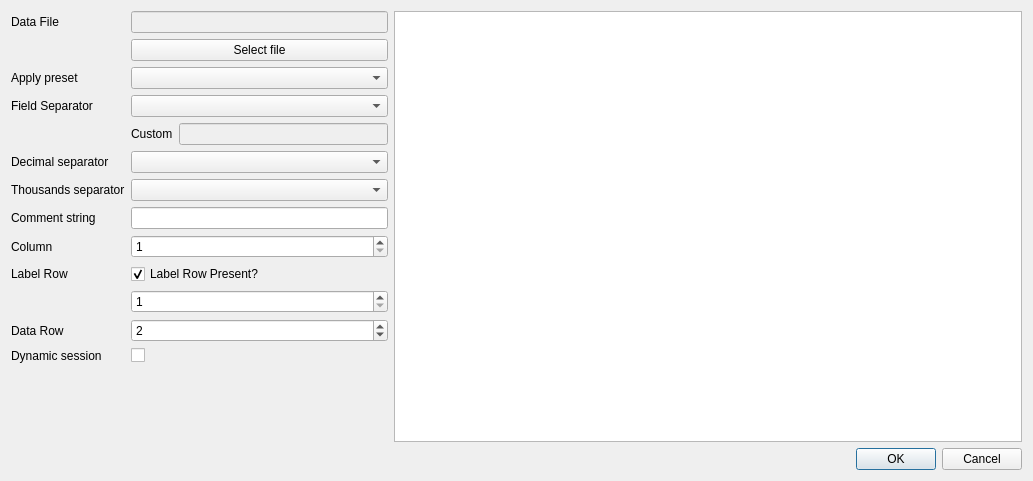
Old version of the form src/dialogs/loadfiledialog.ui in the repository jgeudens/GraphViewer.
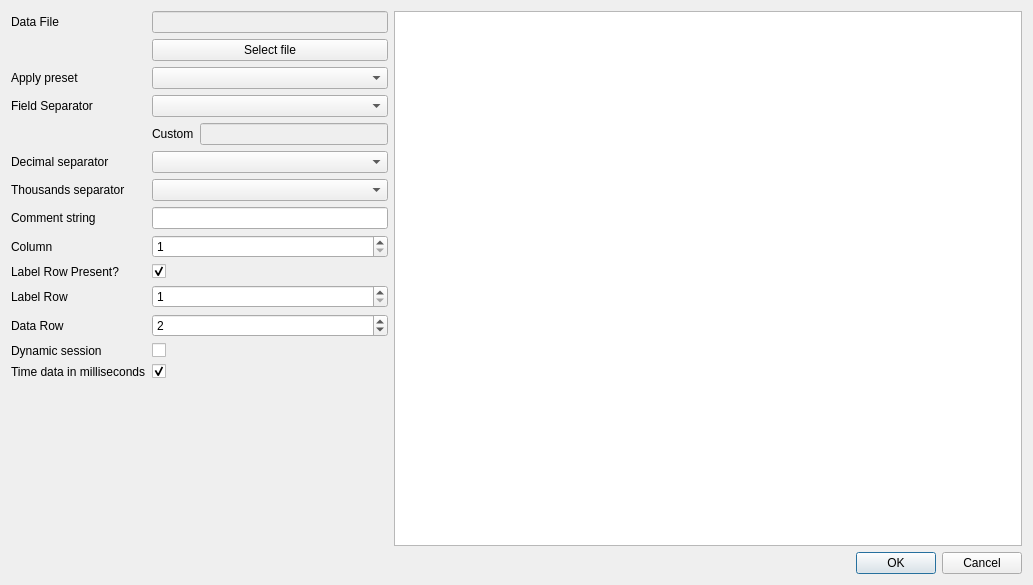
New version of the form.

Commit message: Support time data in seconds;

Diff of the .ui file:
```diff
--- a/src/dialogs/loadfiledialog.ui
+++ b/src/dialogs/loadfiledialog.ui
@@ -7,7 +7,7 @@
     <x>0</x>
     <y>0</y>
     <width>1033</width>
-    <height>481</height>
+    <height>585</height>
    </rect>
   </property>
   <property name="windowTitle">
@@ -140,24 +140,17 @@
          </property>
         </widget>
        </item>
-       <item row="11" column="0">
-        <widget class="QLabel" name="label_4">
-         <property name="text">
-          <string>Label Row</string>
-         </property>
-        </widget>
-       </item>
        <item row="11" column="1">
         <widget class="QCheckBox" name="checkLabelRow">
          <property name="text">
-          <string>Label Row Present?</string>
+          <string/>
          </property>
          <property name="checked">
           <bool>true</bool>
          </property>
         </widget>
        </item>
-       <item row="12" column="1">
+       <item row="13" column="1">
         <widget class="QSpinBox" name="spinLabelRow">
          <property name="minimum">
           <number>1</number>
@@ -170,14 +163,14 @@
          </property>
         </widget>
        </item>
-       <item row="13" column="0">
+       <item row="15" column="0">
         <widget class="QLabel" name="label_2">
          <property name="text">
           <string>Data Row</string>
          </property>
         </widget>
        </item>
-       <item row="13" column="1">
+       <item row="15" column="1">
         <widget class="QSpinBox" name="spinDataRow">
          <property name="minimum">
           <number>1</number>
@@ -190,7 +183,7 @@
          </property>
         </widget>
        </item>
-       <item row="14" column="0">
+       <item row="16" column="0">
         <widget class="QLabel" name="label_10">
          <property name="toolTip">
           <string>Enables auto reload</string>
@@ -200,7 +193,7 @@
          </property>
         </widget>
        </item>
-       <item row="14" column="1">
+       <item row="16" column="1">
         <widget class="QCheckBox" name="checkDynamicSession">
          <property name="layoutDirection">
           <enum>Qt::LeftToRight</enum>
@@ -210,6 +203,37 @@
          </property>
         </widget>
        </item>
+       <item row="13" column="0">
+        <widget class="QLabel" name="label_4">
+         <property name="text">
+          <string>Label Row</string>
+         </property>
+        </widget>
+       </item>
+       <item row="17" column="1">
+        <widget class="QCheckBox" name="checkTimeInMilliSeconds">
+         <property name="text">
+          <string/>
+         </property>
+         <property name="checked">
+          <bool>true</bool>
+         </property>
+        </widget>
+       </item>
+       <item row="11" column="0">
+        <widget class="QLabel" name="label_12">
+         <property name="text">
+          <string>Label Row Present?</string>
+         </property>
+        </widget>
+       </item>
+       <item row="17" column="0">
+        <widget class="QLabel" name="label_13">
+         <property name="text">
+          <string>Time data in milliseconds</string>
+         </property>
+        </widget>
+       </item>
       </layout>
      </item>
      <item>
```
The commit also changes 10 other files.
